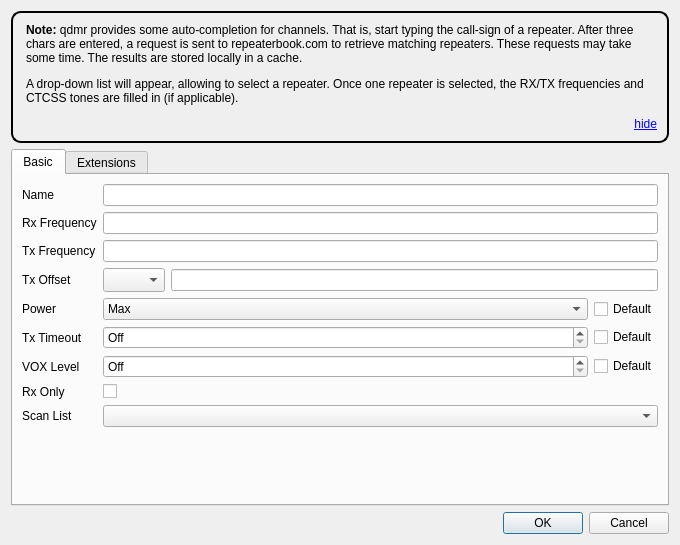
This is src/channeldialog.ui in hmatuschek/qdmr as Qt 5 draws it before an edit. The edited form follows.
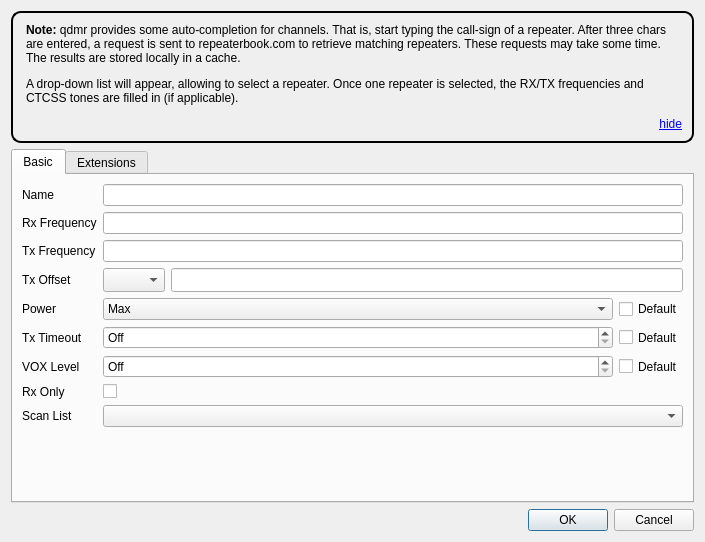
This is the edited form. Custom widgets are drawn as their Qt base class.

What changed in the file:
```diff
--- a/src/channeldialog.ui
+++ b/src/channeldialog.ui
@@ -6,13 +6,16 @@
    <rect>
     <x>0</x>
     <y>0</y>
-    <width>680</width>
-    <height>545</height>
+    <width>705</width>
+    <height>542</height>
    </rect>
   </property>
   <property name="windowTitle">
    <string>Edit Channel</string>
   </property>
+  <property name="sizeGripEnabled">
+   <bool>false</bool>
+  </property>
   <layout class="QVBoxLayout" name="verticalLayout">
    <item>
     <widget class="QLabel" name="hintLabel">
@@ -36,6 +39,12 @@
       <number>0</number>
      </property>
      <widget class="QWidget" name="basicTab">
+      <property name="sizePolicy">
+       <sizepolicy hsizetype="Expanding" vsizetype="Expanding">
+        <horstretch>0</horstretch>
+        <verstretch>0</verstretch>
+       </sizepolicy>
+      </property>
       <attribute name="title">
        <string>Basic</string>
       </attribute>
@@ -51,6 +60,12 @@
          </item>
          <item row="0" column="1">
           <widget class="QLineEdit" name="channelName">
+           <property name="sizePolicy">
+            <sizepolicy hsizetype="Expanding" vsizetype="Preferred">
+             <horstretch>0</horstretch>
+             <verstretch>0</verstretch>
+            </sizepolicy>
+           </property>
            <property name="minimumSize">
             <size>
              <width>200</width>
@@ -70,7 +85,14 @@
           </widget>
          </item>
          <item row="1" column="1">
-          <widget class="QLineEdit" name="rxFrequency"/>
+          <widget class="QLineEdit" name="rxFrequency">
+           <property name="sizePolicy">
+            <sizepolicy hsizetype="Expanding" vsizetype="Preferred">
+             <horstretch>0</horstretch>
+             <verstretch>0</verstretch>
+            </sizepolicy>
+           </property>
+          </widget>
          </item>
          <item row="2" column="0">
           <widget class="QLabel" name="txFrequencyLabel">
@@ -80,7 +102,14 @@
           </widget>
          </item>
          <item row="2" column="1">
-          <widget class="QLineEdit" name="txFrequency"/>
+          <widget class="QLineEdit" name="txFrequency">
+           <property name="sizePolicy">
+            <sizepolicy hsizetype="Expanding" vsizetype="Preferred">
+             <horstretch>0</horstretch>
+             <verstretch>0</verstretch>
+            </sizepolicy>
+           </property>
+          </widget>
          </item>
          <item row="3" column="0">
           <widget class="QLabel" name="offsetLabel">
@@ -130,6 +159,12 @@
              <property name="enabled">
               <bool>true</bool>
              </property>
+             <property name="sizePolicy">
+              <sizepolicy hsizetype="Expanding" vsizetype="Preferred">
+               <horstretch>0</horstretch>
+               <verstretch>0</verstretch>
+              </sizepolicy>
+             </property>
             </widget>
            </item>
           </layout>
@@ -146,7 +181,7 @@
            <item>
             <widget class="QComboBox" name="powerValue">
              <property name="sizePolicy">
-              <sizepolicy hsizetype="MinimumExpanding" vsizetype="Fixed">
+              <sizepolicy hsizetype="MinimumExpanding" vsizetype="Preferred">
                <horstretch>0</horstretch>
                <verstretch>0</verstretch>
               </sizepolicy>
@@ -180,6 +215,12 @@
            </item>
            <item>
             <widget class="QCheckBox" name="powerDefault">
+             <property name="sizePolicy">
+              <sizepolicy hsizetype="Minimum" vsizetype="Preferred">
+               <horstretch>0</horstretch>
+               <verstretch>0</verstretch>
+              </sizepolicy>
+             </property>
              <property name="text">
               <string>Default</string>
              </property>
@@ -199,7 +240,7 @@
            <item>
             <widget class="QSpinBox" name="totValue">
              <property name="sizePolicy">
-              <sizepolicy hsizetype="MinimumExpanding" vsizetype="Fixed">
+              <sizepolicy hsizetype="MinimumExpanding" vsizetype="Preferred">
                <horstretch>0</horstretch>
                <verstretch>0</verstretch>
               </sizepolicy>
@@ -217,6 +258,12 @@
            </item>
            <item>
             <widget class="QCheckBox" name="totDefault">
+             <property name="sizePolicy">
+              <sizepolicy hsizetype="Minimum" vsizetype="Preferred">
+               <horstretch>0</horstretch>
+               <verstretch>0</verstretch>
+              </sizepolicy>
+             </property>
              <property name="text">
               <string>Default</string>
              </property>
@@ -236,7 +283,7 @@
            <item>
             <widget class="QSpinBox" name="voxValue">
              <property name="sizePolicy">
-              <sizepolicy hsizetype="MinimumExpanding" vsizetype="Fixed">
+              <sizepolicy hsizetype="MinimumExpanding" vsizetype="Preferred">
                <horstretch>0</horstretch>
                <verstretch>0</verstretch>
               </sizepolicy>
@@ -251,6 +298,12 @@
            </item>
            <item>
             <widget class="QCheckBox" name="voxDefault">
+             <property name="sizePolicy">
+              <sizepolicy hsizetype="Minimum" vsizetype="Preferred">
+               <horstretch>0</horstretch>
+               <verstretch>0</verstretch>
+              </sizepolicy>
+             </property>
              <property name="text">
               <string>Default</string>
              </property>
@@ -266,7 +319,14 @@
           </widget>
          </item>
          <item row="7" column="1">
-          <widget class="QCheckBox" name="rxOnly"/>
+          <widget class="QCheckBox" name="rxOnly">
+           <property name="sizePolicy">
+            <sizepolicy hsizetype="Preferred" vsizetype="Preferred">
+             <horstretch>0</horstretch>
+             <verstretch>0</verstretch>
+            </sizepolicy>
+           </property>
+          </widget>
          </item>
          <item row="8" column="0">
           <widget class="QLabel" name="scanListLabel">
@@ -278,7 +338,7 @@
          <item row="8" column="1">
           <widget class="QComboBox" name="scanList">
            <property name="sizePolicy">
-            <sizepolicy hsizetype="MinimumExpanding" vsizetype="Fixed">
+            <sizepolicy hsizetype="MinimumExpanding" vsizetype="Preferred">
              <horstretch>0</horstretch>
              <verstretch>0</verstretch>
             </sizepolicy>
```
Left out of the diff: 11 changed lines with no effect on the pictures.
